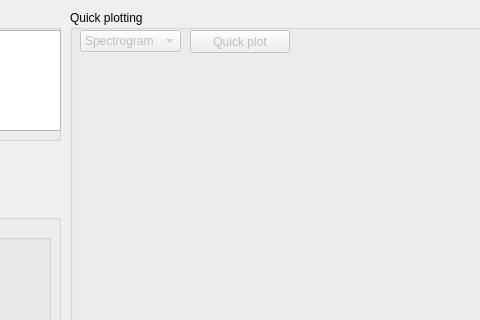
Before: the Qt Designer form python/gui/gui_layout.ui in fusion-flap/nti-wavelet-tools, drawn with Qt 5; both pictures show x 460 to 940 and y 0 to 320 of the 1118 by 656 pixel window.
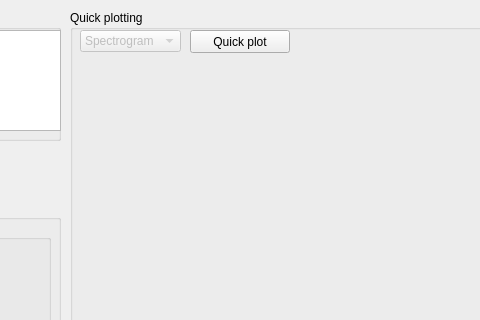
After: the same form once the commit is applied.

Commit message: #18 basic quick contourplots with simple (print coordinates on clicking on contourplot) function (only if no tool selected)

The edit to the form file:
```diff
--- a/python/gui/gui_layout.ui
+++ b/python/gui/gui_layout.ui
@@ -622,7 +622,7 @@
     </widget>
     <widget class="QPushButton" name="quickplotButton">
      <property name="enabled">
-      <bool>false</bool>
+      <bool>true</bool>
      </property>
      <property name="geometry">
       <rect>
```
Left out of the diff: 2 changed lines with no effect on the pictures. The commit also changes 1 other file.
